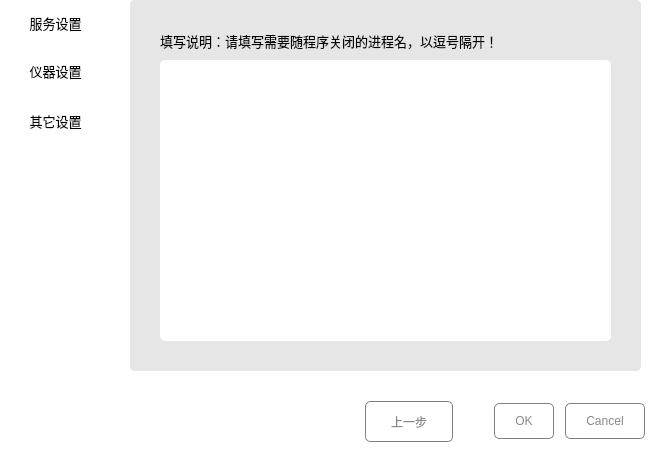
Qt form settingdialog.ui (zhaojinting/ysalogin) before a commit.
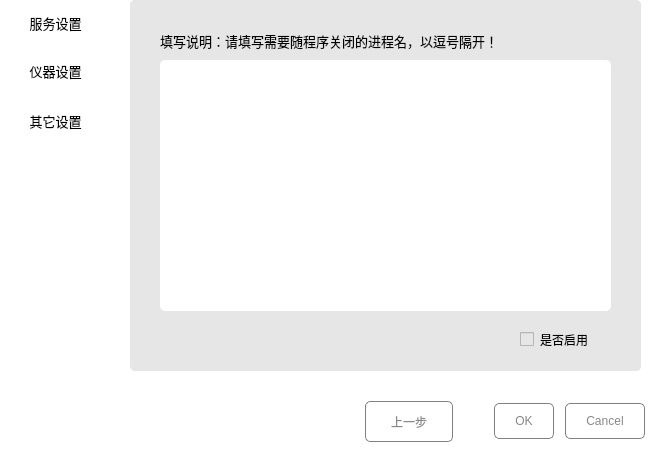
The same form after that commit. The open tabs and pages were chosen to show the change.

Commit message: '优化代码'

```diff
--- a/settingdialog.ui
+++ b/settingdialog.ui
@@ -353,13 +353,26 @@
        <x>30</x>
        <y>60</y>
        <width>451</width>
-       <height>281</height>
+       <height>251</height>
       </rect>
      </property>
      <property name="styleSheet">
       <string notr="true">background-color: rgb(255, 255, 255);</string>
      </property>
     </widget>
+    <widget class="QCheckBox" name="tackCheck">
+     <property name="geometry">
+      <rect>
+       <x>390</x>
+       <y>330</y>
+       <width>91</width>
+       <height>19</height>
+      </rect>
+     </property>
+     <property name="text">
+      <string>是否启用</string>
+     </property>
+    </widget>
    </widget>
   </widget>
   <widget class="QPushButton" name="pushButton">
```
The commit also changes 2 other files.
